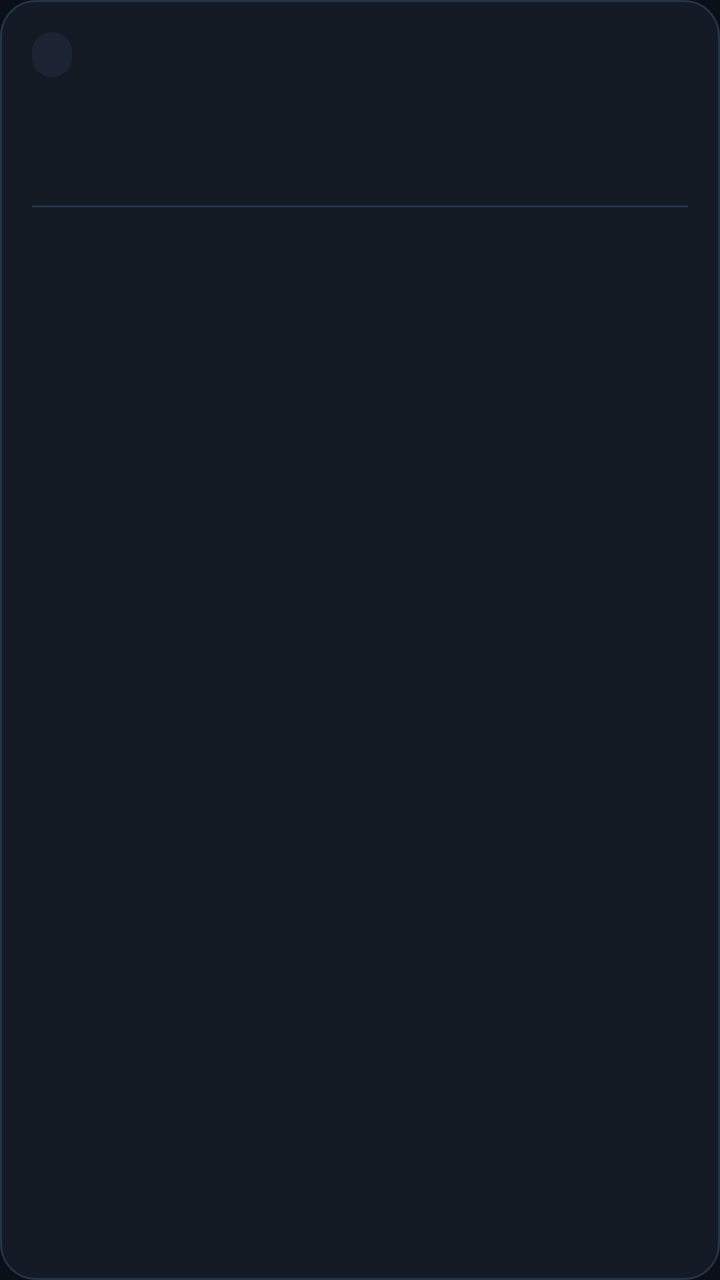
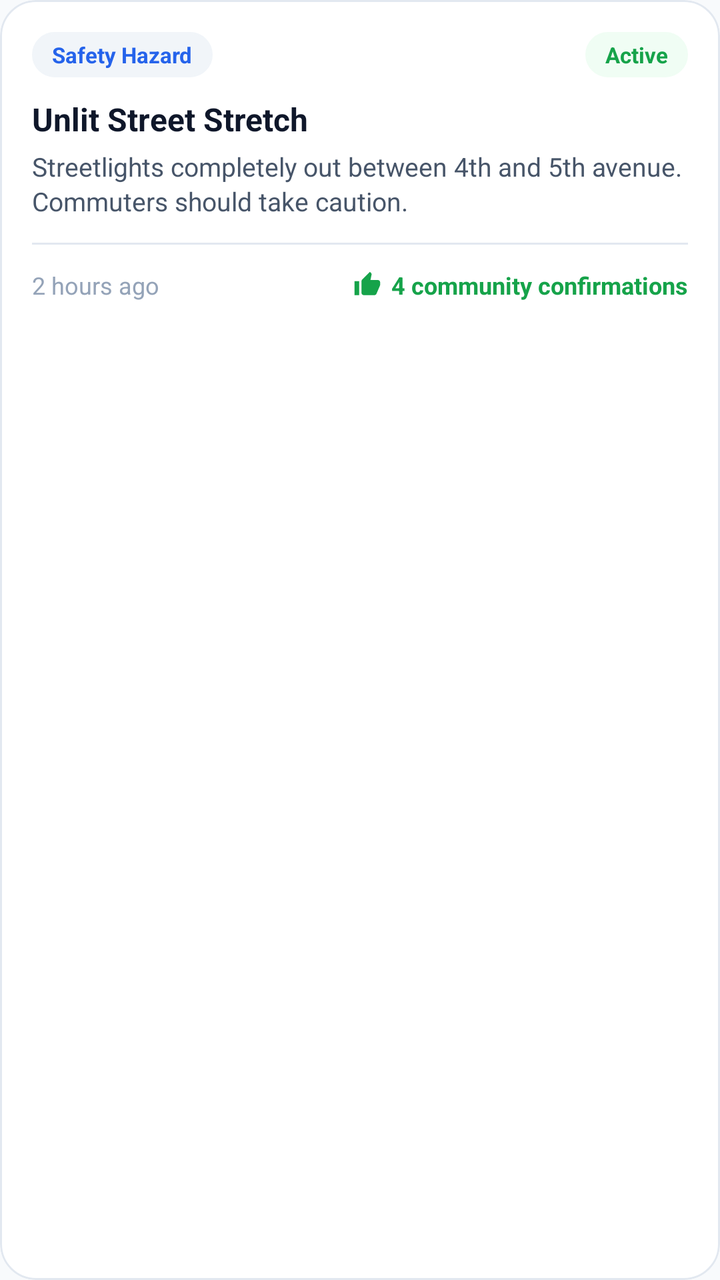

An Android layout rendered at two revisions. The XML below is the earlier revision; the diff shows what the commit changed to produce the second picture.
<!-- AndroidManifest.xml: application theme Theme.RiskFreeRoutes -->
<!-- res/layout/item_my_report.xml -->
<?xml version="1.0" encoding="utf-8"?>
<com.google.android.material.card.MaterialCardView
    xmlns:android="http://schemas.android.com/apk/res/android"
    xmlns:app="http://schemas.android.com/apk/res-auto"
    android:layout_width="match_parent"
    android:layout_height="wrap_content"
    android:layout_marginHorizontal="16dp"
    android:layout_marginVertical="6dp"
    app:cardCornerRadius="@dimen/card_corner_radius"
    app:cardElevation="0dp"
    app:cardBackgroundColor="@color/colorSurface"
    app:strokeColor="@color/colorSurfaceBorder"
    app:strokeWidth="1dp">

    <androidx.constraintlayout.widget.ConstraintLayout
        android:layout_width="match_parent"
        android:layout_height="wrap_content"
        android:padding="16dp">

        
        <TextView
            android:id="@+id/tvCategory"
            android:layout_width="wrap_content"
            android:layout_height="wrap_content"
            android:background="@drawable/bg_pill_glass"
            android:backgroundTint="@color/colorSurfaceVariant"
            android:paddingHorizontal="10dp"
            android:paddingVertical="4dp"
            android:textColor="@color/primary_blue_light"
            android:textSize="11sp"
            android:textStyle="bold"
            app:layout_constraintStart_toStartOf="parent"
            app:layout_constraintTop_toTopOf="parent" />

        
        <TextView
            android:id="@+id/tvStatus"
            android:layout_width="wrap_content"
            android:layout_height="wrap_content"
            android:textAllCaps="true"
            android:textSize="11sp"
            android:textStyle="bold"
            app:layout_constraintEnd_toEndOf="parent"
            app:layout_constraintTop_toTopOf="parent"
            app:layout_constraintBottom_toBottomOf="@id/tvCategory" />

        
        <TextView
            android:id="@+id/tvSubCategory"
            android:layout_width="0dp"
            android:layout_height="wrap_content"
            android:layout_marginTop="10dp"
            android:textColor="@color/text_primary"
            android:textSize="15sp"
            android:textStyle="bold"
            app:layout_constraintStart_toStartOf="parent"
            app:layout_constraintEnd_toEndOf="parent"
            app:layout_constraintTop_toBottomOf="@id/tvCategory" />

        
        <TextView
            android:id="@+id/tvDescription"
            android:layout_width="0dp"
            android:layout_height="wrap_content"
            android:layout_marginTop="4dp"
            android:ellipsize="end"
            android:maxLines="2"
            android:textColor="@color/text_secondary"
            android:textSize="13sp"
            app:layout_constraintEnd_toEndOf="parent"
            app:layout_constraintStart_toStartOf="parent"
            app:layout_constraintTop_toBottomOf="@id/tvSubCategory" />

        <View
            android:id="@+id/divider"
            android:layout_width="0dp"
            android:layout_height="1dp"
            android:layout_marginTop="12dp"
            android:background="@color/colorSurfaceBorder"
            app:layout_constraintStart_toStartOf="parent"
            app:layout_constraintEnd_toEndOf="parent"
            app:layout_constraintTop_toBottomOf="@id/tvDescription" />

        
        <TextView
            android:id="@+id/tvTimestamp"
            android:layout_width="wrap_content"
            android:layout_height="wrap_content"
            android:layout_marginTop="10dp"
            android:textColor="@color/text_muted"
            android:textSize="12sp"
            app:layout_constraintStart_toStartOf="parent"
            app:layout_constraintTop_toBottomOf="@id/divider" />

        
        <TextView
            android:id="@+id/tvVerification"
            android:layout_width="wrap_content"
            android:layout_height="wrap_content"
            android:layout_marginTop="10dp"
            android:textColor="@color/success_green"
            android:textSize="12sp"
            android:textStyle="bold"
            app:layout_constraintEnd_toEndOf="parent"
            app:layout_constraintTop_toBottomOf="@id/divider" />

    </androidx.constraintlayout.widget.ConstraintLayout>

</com.google.android.material.card.MaterialCardView>
<!-- resources referenced by this layout -->
<resources>
  <color name="colorSurface">#141A24</color>
  <color name="colorSurfaceBorder">#283347</color>
  <color name="colorSurfaceVariant">#1C2433</color>
  <color name="primary_blue_light">#60A5FA</color>
  <color name="success_green">#10B981</color>
  <color name="text_muted">#64748B</color>
  <color name="text_primary">#F8FAFC</color>
  <color name="text_secondary">#94A3B8</color>
  <dimen name="card_corner_radius">18dp</dimen>
  <style name="Theme.RiskFreeRoutes" parent="Theme.Material3.Dark.NoActionBar">
  
          
          <item name="colorPrimary">@color/primary_blue</item>
          <item name="colorPrimaryContainer">@color/primary_blue_dark</item>
          <item name="colorOnPrimary">@color/text_on_primary</item>
  
          <item name="colorSecondary">@color/accent_blue</item>
          <item name="colorSecondaryContainer">@color/primary_blue_subtle</item>
          <item name="colorOnSecondary">@color/colorBackground</item>
  
          <item name="colorTertiary">@color/warning_amber</item>
          <item name="colorError">@color/danger_red</item>
          <item name="colorOnError">@color/text_on_primary</item>
  
          <item name="colorSurface">@color/colorSurface</item>
          <item name="colorSurfaceVariant">@color/colorSurfaceVariant</item>
          <item name="colorOnSurface">@color/text_primary</item>
          <item name="colorOnSurfaceVariant">@color/text_secondary</item>
  
          <item name="android:colorBackground">@color/colorBackground</item>
  
          
          <item name="android:statusBarColor">@color/colorBackground</item>
          <item name="android:navigationBarColor">@color/colorBackground</item>
          <item name="android:windowLightStatusBar">false</item>
          <item name="android:windowLightNavigationBar">false</item>
  
          
          <item name="shapeAppearanceSmallComponent">@style/ShapeAppearance.RiskFreeRoutes.SmallComponent</item>
          <item name="shapeAppearanceMediumComponent">@style/ShapeAppearance.RiskFreeRoutes.MediumComponent</item>
          <item name="shapeAppearanceLargeComponent">@style/ShapeAppearance.RiskFreeRoutes.LargeComponent</item>
  
      </style>
  <dimen name="pill_corner_radius">24dp</dimen>
  <color name="primary_blue">#3B82F6</color>
  <color name="primary_blue_dark">#2563EB</color>
  <color name="text_on_primary">#FFFFFF</color>
  <color name="accent_blue">#93C5FD</color>
  <color name="primary_blue_subtle">#1E2C44</color>
  <color name="colorBackground">#0B0F17</color>
  <color name="warning_amber">#F59E0B</color>
  <color name="danger_red">#EF4444</color>
  <style name="ShapeAppearance.RiskFreeRoutes.LargeComponent" parent="ShapeAppearance.Material3.LargeComponent">
          <item name="cornerRadius">24dp</item>
      </style>
  <!-- unchanged entries left out for length: 3 -->
</resources>

<!-- the commit's change to res/layout/item_my_report.xml (unified diff, before → after) -->
@@ -2,108 +2,162 @@
 <com.google.android.material.card.MaterialCardView
     xmlns:android="http://schemas.android.com/apk/res/android"
     xmlns:app="http://schemas.android.com/apk/res-auto"
+    android:id="@+id/cardReport"
     android:layout_width="match_parent"
     android:layout_height="wrap_content"
-    android:layout_marginHorizontal="16dp"
     android:layout_marginVertical="6dp"
+    app:cardBackgroundColor="@color/colorSurface"
     app:cardCornerRadius="@dimen/card_corner_radius"
     app:cardElevation="0dp"
-    app:cardBackgroundColor="@color/colorSurface"
     app:strokeColor="@color/colorSurfaceBorder"
     app:strokeWidth="1dp">
 
-    <androidx.constraintlayout.widget.ConstraintLayout
+    <LinearLayout
         android:layout_width="match_parent"
         android:layout_height="wrap_content"
+        android:orientation="vertical"
         android:padding="16dp">
 
         
-        <TextView
-            android:id="@+id/tvCategory"
-            android:layout_width="wrap_content"
+        <LinearLayout
+            android:layout_width="match_parent"
             android:layout_height="wrap_content"
-            android:background="@drawable/bg_pill_glass"
-            android:backgroundTint="@color/colorSurfaceVariant"
-            android:paddingHorizontal="10dp"
-            android:paddingVertical="4dp"
-            android:textColor="@color/primary_blue_light"
-            android:textSize="11sp"
-            android:textStyle="bold"
-            app:layout_constraintStart_toStartOf="parent"
-            app:layout_constraintTop_toTopOf="parent" />
+            android:gravity="center_vertical"
+            android:orientation="horizontal">
 
-        
-        <TextView
-            android:id="@+id/tvStatus"
-            android:layout_width="wrap_content"
-            android:layout_height="wrap_content"
-            android:textAllCaps="true"
-            android:textSize="11sp"
-            android:textStyle="bold"
-            app:layout_constraintEnd_toEndOf="parent"
-            app:layout_constraintTop_toTopOf="parent"
-            app:layout_constraintBottom_toBottomOf="@id/tvCategory" />
+            <TextView
+                android:id="@+id/tvCategory"
+                android:layout_width="wrap_content"
+                android:layout_height="wrap_content"
+                android:background="@drawable/bg_pill_glass"
+                android:backgroundTint="@color/colorSurfaceVariant"
+                android:paddingHorizontal="10dp"
+                android:paddingVertical="4dp"
+                android:text="Safety Hazard"
+                android:textColor="@color/primary_blue"
+                android:textSize="11sp"
+                android:textStyle="bold" />
+
+            <View
+                android:layout_width="0dp"
+                android:layout_height="1dp"
+                android:layout_weight="1" />
+
+            <TextView
+                android:id="@+id/tvStatus"
+                android:layout_width="wrap_content"
+                android:layout_height="wrap_content"
+                android:background="@drawable/bg_pill_glass"
+                android:backgroundTint="@color/success_green_subtle"
+                android:paddingHorizontal="10dp"
+                android:paddingVertical="4dp"
+                android:text="Active"
+                android:textColor="@color/success_green"
+                android:textSize="11sp"
+                android:textStyle="bold" />
+        </LinearLayout>
 
         
         <TextView
             android:id="@+id/tvSubCategory"
-            android:layout_width="0dp"
+            android:layout_width="match_parent"
             android:layout_height="wrap_content"
             android:layout_marginTop="10dp"
+            android:text="Unlit Street Stretch"
             android:textColor="@color/text_primary"
-            android:textSize="15sp"
-            android:textStyle="bold"
-            app:layout_constraintStart_toStartOf="parent"
-            app:layout_constraintEnd_toEndOf="parent"
-            app:layout_constraintTop_toBottomOf="@id/tvCategory" />
+            android:textSize="16sp"
+            android:textStyle="bold" />
 
         
         <TextView
             android:id="@+id/tvDescription"
-            android:layout_width="0dp"
+            android:layout_width="match_parent"
             android:layout_height="wrap_content"
             android:layout_marginTop="4dp"
             android:ellipsize="end"
-            android:maxLines="2"
+            android:lineSpacingExtra="2dp"
+            android:maxLines="3"
+            android:text="Streetlights completely out between 4th and 5th avenue. Commuters should take caution."
             android:textColor="@color/text_secondary"
-            android:textSize="13sp"
-            app:layout_constraintEnd_toEndOf="parent"
-            app:layout_constraintStart_toStartOf="parent"
-            app:layout_constraintTop_toBottomOf="@id/tvSubCategory" />
-
-        <View
-            android:id="@+id/divider"
-            android:layout_width="0dp"
-            android:layout_height="1dp"
-            android:layout_marginTop="12dp"
-            android:background="@color/colorSurfaceBorder"
-            app:layout_constraintStart_toStartOf="parent"
-            app:layout_constraintEnd_toEndOf="parent"
-            app:layout_constraintTop_toBottomOf="@id/tvDescription" />
+            android:textSize="13sp" />
 
         
-        <TextView
-            android:id="@+id/tvTimestamp"
+        <LinearLayout
+            android:id="@+id/containerPhotoPreview"
             android:layout_width="wrap_content"
             android:layout_height="wrap_content"
             android:layout_marginTop="10dp"
-            android:textColor="@color/text_muted"
-            android:textSize="12sp"
-            app:layout_constraintStart_toStartOf="parent"
-            app:layout_constraintTop_toBottomOf="@id/divider" />
+            android:background="@drawable/bg_pill_glass"
+            android:backgroundTint="@color/colorSurfaceVariant"
+            android:gravity="center_vertical"
+            android:orientation="horizontal"
+            android:paddingHorizontal="10dp"
+            android:paddingVertical="4dp"
+            android:visibility="gone">
+
+            <ImageView
+                android:layout_width="14dp"
+                android:layout_height="14dp"
+                android:src="@drawable/ic_camera"
+                app:tint="@color/text_secondary" />
+
+            <TextView
+                android:layout_width="wrap_content"
+                android:layout_height="wrap_content"
+                android:layout_marginStart="5dp"
+                android:text="Photo Evidence Attached"
+                android:textColor="@color/text_secondary"
+                android:textSize="11sp" />
+        </LinearLayout>
+
+        <View
+            android:layout_width="match_parent"
+            android:layout_height="1dp"
+            android:layout_marginVertical="12dp"
+            android:background="@color/colorSurfaceBorder" />
 
         
-        <TextView
-            android:id="@+id/tvVerification"
-            android:layout_width="wrap_content"
+        <LinearLayout
+            android:layout_width="match_parent"
             android:layout_height="wrap_content"
-            android:layout_marginTop="10dp"
-            android:textColor="@color/success_green"
-            android:textSize="12sp"
-            android:textStyle="bold"
-            app:layout_constraintEnd_toEndOf="parent"
-            app:layout_constraintTop_toBottomOf="@id/divider" />
+            android:gravity="center_vertical"
+            android:orientation="horizontal">
 
-    </androidx.constraintlayout.widget.ConstraintLayout>
+            <TextView
+                android:id="@+id/tvTimestamp"
+                android:layout_width="0dp"
+                android:layout_height="wrap_content"
+                android:layout_weight="1"
+                android:text="2 hours ago"
+                android:textColor="@color/text_muted"
+                android:textSize="12sp" />
+
+            <LinearLayout
+                android:id="@+id/badgeVerification"
+                android:layout_width="wrap_content"
+                android:layout_height="wrap_content"
+                android:gravity="center_vertical"
+                android:orientation="horizontal">
+
+                <ImageView
+                    android:id="@+id/ivVerificationIcon"
+                    android:layout_width="14dp"
+                    android:layout_height="14dp"
+                    android:src="@drawable/ic_thumb_up"
+                    app:tint="@color/success_green" />
+
+                <TextView
+                    android:id="@+id/tvVerification"
+                    android:layout_width="wrap_content"
+                    android:layout_height="wrap_content"
+                    android:layout_marginStart="5dp"
+                    android:text="4 community confirmations"
+                    android:textColor="@color/success_green"
+                    android:textSize="12sp"
+                    android:textStyle="bold" />
+            </LinearLayout>
+        </LinearLayout>
+
+    </LinearLayout>
 
 </com.google.android.material.card.MaterialCardView>
<!-- resource entries referenced after the edit -->
@@ -1,15 +1,38 @@
 <!-- resources referenced by this layout -->
 <resources>
-  <color name="colorSurface">#141A24</color>
-  <color name="colorSurfaceBorder">#283347</color>
-  <color name="colorSurfaceVariant">#1C2433</color>
-  <color name="primary_blue_light">#60A5FA</color>
-  <color name="success_green">#10B981</color>
-  <color name="text_muted">#64748B</color>
-  <color name="text_primary">#F8FAFC</color>
-  <color name="text_secondary">#94A3B8</color>
+  <color name="colorSurface">#FFFFFF</color>
+  <color name="colorSurfaceBorder">#E2E8F0</color>
+  <color name="colorSurfaceVariant">#F1F5F9</color>
+  <color name="success_green">#16A34A</color>
+  <color name="success_green_subtle">#F0FDF4</color>
+  <color name="text_muted">#94A3B8</color>
+  <color name="text_primary">#0F172A</color>
+  <color name="text_secondary">#475569</color>
   <dimen name="card_corner_radius">18dp</dimen>
-  <style name="Theme.RiskFreeRoutes" parent="Theme.Material3.Dark.NoActionBar">
+  <!-- drawable ic_camera (drawable) -->
+  <vector xmlns:android="http://schemas.android.com/apk/res/android"
+      android:width="24dp"
+      android:height="24dp"
+      android:viewportWidth="24"
+      android:viewportHeight="24">
+    <path
+        android:fillColor="#FF000000"
+        android:pathData="M12,12m-3.2,0a3.2,3.2 0,1 1,6.4 0a3.2,3.2 0,1 1,-6.4 0"/>
+    <path
+        android:fillColor="#FF000000"
+        android:pathData="M9,2L7.17,4H4c-1.1,0 -2,0.9 -2,2v12c0,1.1 0.9,2 2,2h16c1.1,0 2,-0.9 2,-2V6c0,-1.1 -0.9,-2 -2,-2h-3.17L15,2H9zm3,15c-2.76,0 -5,-2.24 -5,-5s2.24,-5 5,-5 5,2.24 5,5 -2.24,5 -5,5z"/>
+  </vector>
+  <!-- drawable ic_thumb_up (drawable) -->
+  <vector xmlns:android="http://schemas.android.com/apk/res/android"
+      android:width="24dp"
+      android:height="24dp"
+      android:viewportWidth="24"
+      android:viewportHeight="24">
+    <path
+        android:fillColor="@color/text_primary"
+        android:pathData="M1,21h4V9H1v12zm22,-11c0,-1.1 -0.9,-2 -2,-2h-6.31l0.95,-4.57 0.03,-0.32c0,-0.41 -0.17,-0.79 -0.44,-1.06L14.17,1 7.59,7.59C7.22,7.95 7,8.45 7,9v10c0,1.1 0.9,2 2,2h9c0.83,0 1.54,-0.5 1.84,-1.22l3.02,-7.05c0.09,-0.23 0.14,-0.47 0.14,-0.73v-2z"/>
+  </vector>
+  <style name="Theme.RiskFreeRoutes" parent="Theme.Material3.Light.NoActionBar">
   
           
           <item name="colorPrimary">@color/primary_blue</item>
@@ -34,8 +57,8 @@
           
           <item name="android:statusBarColor">@color/colorBackground</item>
           <item name="android:navigationBarColor">@color/colorBackground</item>
-          <item name="android:windowLightStatusBar">false</item>
-          <item name="android:windowLightNavigationBar">false</item>
+          <item name="android:windowLightStatusBar">true</item>
+          <item name="android:windowLightNavigationBar">true</item>
   
           
           <item name="shapeAppearanceSmallComponent">@style/ShapeAppearance.RiskFreeRoutes.SmallComponent</item>
@@ -44,14 +67,14 @@
   
       </style>
   <dimen name="pill_corner_radius">24dp</dimen>
-  <color name="primary_blue">#3B82F6</color>
-  <color name="primary_blue_dark">#2563EB</color>
+  <color name="primary_blue">#2563EB</color>
+  <color name="primary_blue_dark">#1D4ED8</color>
   <color name="text_on_primary">#FFFFFF</color>
-  <color name="accent_blue">#93C5FD</color>
-  <color name="primary_blue_subtle">#1E2C44</color>
-  <color name="colorBackground">#0B0F17</color>
-  <color name="warning_amber">#F59E0B</color>
-  <color name="danger_red">#EF4444</color>
+  <color name="accent_blue">#1D4ED8</color>
+  <color name="primary_blue_subtle">#EFF6FF</color>
+  <color name="colorBackground">#F8FAFC</color>
+  <color name="warning_amber">#D97706</color>
+  <color name="danger_red">#DC2626</color>
   <style name="ShapeAppearance.RiskFreeRoutes.LargeComponent" parent="ShapeAppearance.Material3.LargeComponent">
           <item name="cornerRadius">24dp</item>
       </style>
